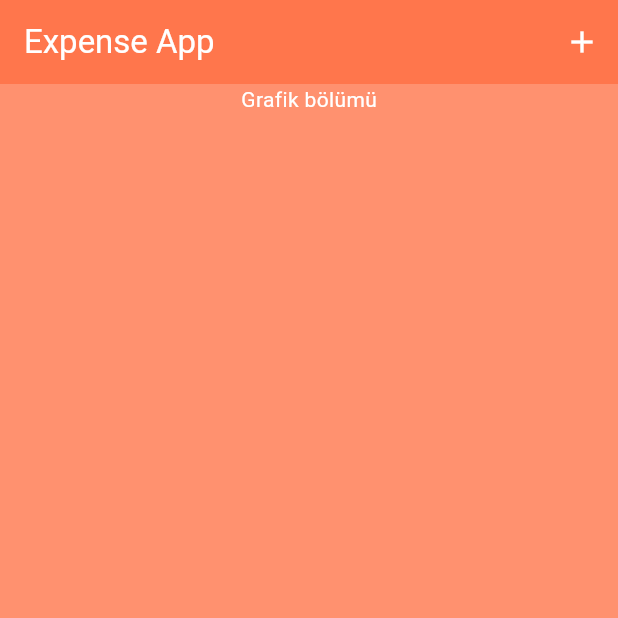
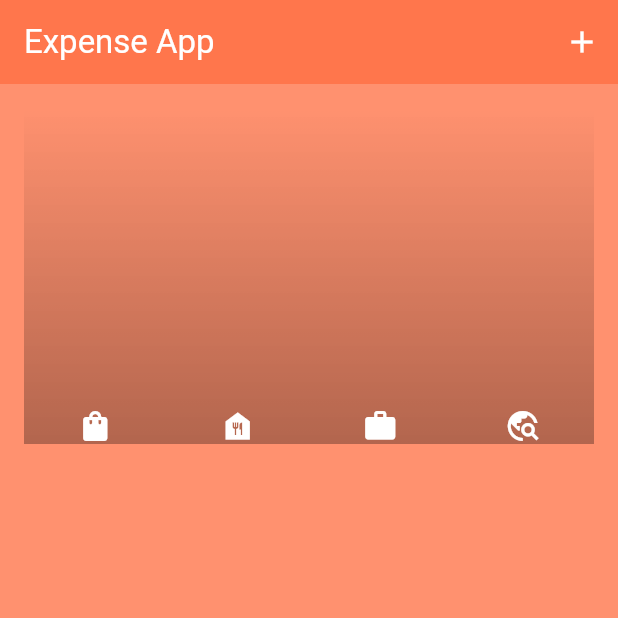
Before and after one commit to berkeercin/tobeto-expenseapp, a Flutter app: the screen it shows after launch, on a phone screen of 412 x 824 dp, the top half of it. Run offline on Flutter 3.47's test engine with Material 2 defaults, Android fonts, the phone set to English and light mode, and no system bars.

Commit message:
Workshop öncesi son commit

```diff
--- a/lib/main.dart
+++ b/lib/main.dart
@@ -9,10 +9,12 @@ ColorScheme colorScheme1 = const ColorScheme(
     onSecondary: Colors.orange,
     error: Colors.red,
     onError: Colors.redAccent,
-    background: Colors.white30,
+    background: Colors.deepPurple,
     onBackground: Colors.blueGrey,
     onSurface: Colors.white,
     surface: Color.fromARGB(192, 255, 109, 64));
+ColorScheme colorScheme2 =
+    ColorScheme.fromSeed(seedColor: Colors.deepOrangeAccent);
 CardTheme cardTheme1 =
     const CardTheme(color: Color.fromARGB(192, 255, 109, 64));
 TextTheme textTheme1 = const TextTheme(
--- a/lib/models/expense.dart
+++ b/lib/models/expense.dart
@@ -8,7 +8,7 @@ enum Category { work, travel, food, dress }
 
 const categoryIcons = {
   Category.travel: Icons.travel_explore,
-  Category.dress: Icons.abc,
+  Category.dress: Icons.shopping_bag,
   Category.work: Icons.work,
   Category.food: Icons.food_bank
 };
@@ -29,6 +29,22 @@ class Expense {
   // enum
 }
 
+class CategoryExpenses {
+  const CategoryExpenses({required this.category, required this.expenses});
+
+  final Category category;
+  final List<Expense> expenses;
+
+  double get totalCategoryPrice {
+    double sum = 0;
+    expenses.forEach((expense) {
+      sum += expense.price;
+    });
+
+    return sum;
+  }
+}
+
 // id,long =>1,2,3,4,5,99999999
 
 // String => uuid/guid
--- a/lib/pages/expenses_page.dart
+++ b/lib/pages/expenses_page.dart
@@ -1,6 +1,8 @@
 // ignore_for_file: library_private_types_in_public_api
 
+import 'package:expenseapp/data/expense_data.dart';
 import 'package:expenseapp/models/expense.dart';
+import 'package:expenseapp/widgets/chart.dart';
 import 'package:expenseapp/widgets/expense_item.dart';
 import 'package:flutter/material.dart';
 
@@ -22,10 +24,16 @@ class _ExpensesPageState extends State<ExpensesPage> {
       child: Column(
         mainAxisAlignment: MainAxisAlignment.spaceBetween,
         children: [
-          const Text("Grafik bölümü"),
-          const Spacer(),
-          SizedBox(
-            height: 400,
+          Expanded(
+            child: SizedBox(
+                height: 280,
+                child: Chart(
+                  allExpenses: expenses,
+                )),
+          ),
+          Expanded(
+            child: SizedBox(
+              height: 500,
               child: ListView.builder(
                 itemCount: widget.expenses.length,
                 itemBuilder: (context, index) {
@@ -33,6 +41,7 @@ class _ExpensesPageState extends State<ExpensesPage> {
                     key: ValueKey(widget.expenses[index]),
                     child: ExpenseItem(widget.expenses[index]),
                     onDismissed: (direction) {
+                      ScaffoldMessenger.of(context).clearSnackBars();
                       ScaffoldMessenger.of(context).showSnackBar(SnackBar(
                         backgroundColor: Colors.black,
                         content: Text(
@@ -52,9 +61,11 @@ class _ExpensesPageState extends State<ExpensesPage> {
                 },
               ),
             ),
-          const Spacer(),
-          const SizedBox(
-            height: 30,
+          ),
+          Expanded(
+            child: const SizedBox(
+              height: 1,
+            ),
           )
         ],
       ),
--- a/lib/pages/main_page.dart
+++ b/lib/pages/main_page.dart
@@ -40,7 +40,8 @@ class _MainPageState extends State<MainPage> {
   Widget build(BuildContext context) {
     return Scaffold(
       appBar: AppBar(
-        title: const Text("Expense App"),
+        backgroundColor: Theme.of(context).primaryColor,
+        title: Text("Expense App"),
         actions: [
           IconButton(
             onPressed: () {
--- /dev/null
+++ b/lib/widgets/chart.dart
@@ -0,0 +1,84 @@
+import 'package:expenseapp/models/expense.dart';
+import 'package:expenseapp/widgets/chart_bar.dart';
+import 'package:flutter/material.dart';
+
+class Chart extends StatelessWidget {
+  const Chart({Key? key, required this.allExpenses}) : super(key: key);
+  final List<Expense> allExpenses;
+
+  List<CategoryExpenses> get categoryExpenses {
+    return [
+      CategoryExpenses(
+          category: Category.dress,
+          expenses: allExpenses
+              .where((element) => element.category == Category.dress)
+              .toList()),
+      CategoryExpenses(
+          category: Category.food,
+          expenses: allExpenses
+              .where((element) => element.category == Category.food)
+              .toList()),
+      CategoryExpenses(
+          category: Category.work,
+          expenses: allExpenses
+              .where((element) => element.category == Category.work)
+              .toList()),
+      CategoryExpenses(
+          category: Category.travel,
+          expenses: allExpenses
+              .where((element) => element.category == Category.travel)
+              .toList())
+    ];
+  }
+
+  double get maxTotal {
+    double maxTotal = 0;
+
+    categoryExpenses.forEach((element) {
+      if (element.totalCategoryPrice > maxTotal) {
+        maxTotal = element.totalCategoryPrice;
+      }
+    });
+    return maxTotal;
+  }
+
+  @override
+  Widget build(BuildContext context) {
+    return Container(
+      width: double.infinity,
+      margin: const EdgeInsets.all(16),
+      decoration: BoxDecoration(
+          gradient: LinearGradient(
+              begin: Alignment.bottomCenter,
+              end: Alignment.topCenter,
+              colors: [
+            Theme.of(context).colorScheme.primary.withOpacity(0.3),
+            Theme.of(context).colorScheme.primary.withOpacity(0)
+          ])),
+      child: Column(
+        children: [
+          Expanded(
+              child: Row(
+            crossAxisAlignment: CrossAxisAlignment.end,
+            children: categoryExpenses
+                .map((expense) => ChartBar(
+                      height: expense.totalCategoryPrice == 0
+                          ? 0
+                          : expense.totalCategoryPrice / maxTotal,
+                    ))
+                .toList(),
+          )),
+          const SizedBox(
+            height: 3,
+          ),
+          Row(
+            children: categoryExpenses
+                .map((expense) =>
+                    Expanded(child: Icon(categoryIcons[expense.category])))
+                .toList(),
+          )
+        ],
+      ),
+    );
+  }
+}
--- /dev/null
+++ b/lib/widgets/chart_bar.dart
@@ -0,0 +1,24 @@
+import 'package:flutter/material.dart';
+
+class ChartBar extends StatelessWidget {
+  const ChartBar({Key? key, required this.height}) : super(key: key);
+  final double height;
+  @override
+  Widget build(BuildContext context) {
+    return Expanded(
+      child: Padding(
+        padding: const EdgeInsets.all(4),
+        child: FractionallySizedBox(
+          heightFactor: height,
+          child: DecoratedBox(
+            decoration: BoxDecoration(
+                shape: BoxShape.rectangle,
+                color: Theme.of(context).colorScheme.primary,
+                borderRadius:
+                    const BorderRadius.vertical(top: Radius.circular(8))),
+          ),
+        ),
+      ),
+    );
+  }
+}
```
Lines whose indentation alone changed are shown as unchanged.
